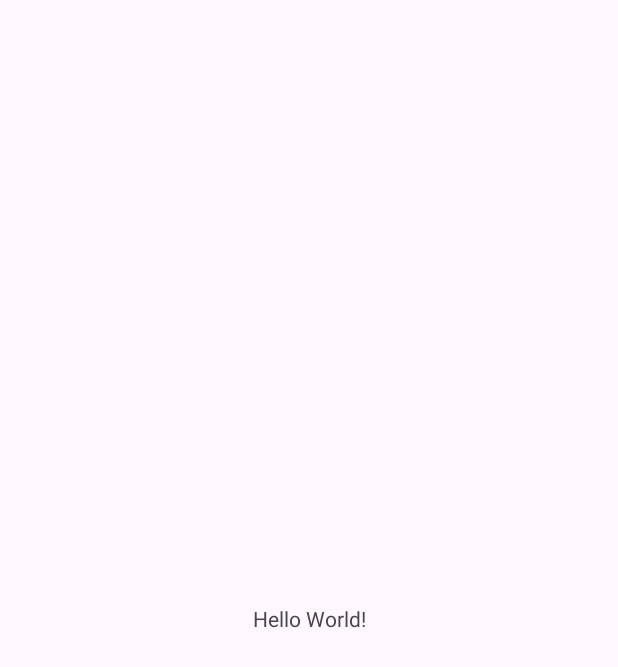
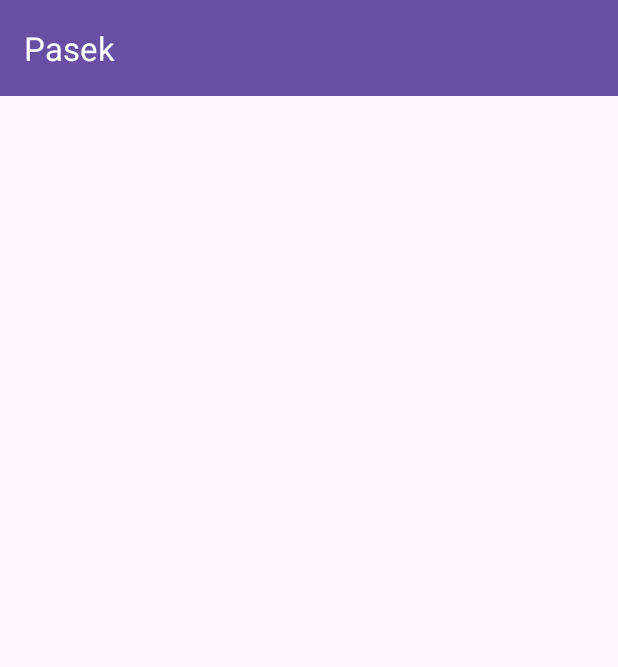
Before and after one commit to BroiDev/toolbar-menu-nawigacja, an Android app: the screen it shows after launch (MainActivity), on a phone screen of 412 x 824 dp. Before the commit the part shown is almost empty. Shown: the top 667 px of the screen. Run offline under Robolectric (Android 15) with nearby library versions, the phone set to English and light mode, and no system bars.

Commit message:
chore: motyw NoActionBar i Toolbar w ukladzie

```diff
--- /dev/null
+++ b/app/src/main/java/com/broidev/toolbar_menu_nawigacja/MainActivity.java
@@ -0,0 +1,16 @@
+package com.broidev.toolbar_menu_nawigacja;
+
+import android.os.Bundle;
+import androidx.appcompat.app.AppCompatActivity;
+import androidx.appcompat.widget.Toolbar;
+
+public class MainActivity extends AppCompatActivity {
+    @Override
+    protected void onCreate(Bundle savedInstanceState) {
+        super.onCreate(savedInstanceState);
+        setContentView(R.layout.activity_main);
+
+        Toolbar toolbar = findViewById(R.id.toolbar);
+        setSupportActionBar(toolbar);
+    }
+}
--- a/app/src/main/java/com/broidev/toolbar_menu_nawigacja/MainActivity.kt
+++ /dev/null
@@ -1,20 +0,0 @@
-package com.broidev.toolbar_menu_nawigacja
-
-import android.os.Bundle
-import androidx.activity.enableEdgeToEdge
-import androidx.appcompat.app.AppCompatActivity
-import androidx.core.view.ViewCompat
-import androidx.core.view.WindowInsetsCompat
-
-class MainActivity : AppCompatActivity() {
-    override fun onCreate(savedInstanceState: Bundle?) {
-        super.onCreate(savedInstanceState)
-        enableEdgeToEdge()
-        setContentView(R.layout.activity_main)
-        ViewCompat.setOnApplyWindowInsetsListener(findViewById(R.id.main)) { v, insets ->
-            val systemBars = insets.getInsets(WindowInsetsCompat.Type.systemBars())
-            v.setPadding(systemBars.left, systemBars.top, systemBars.right, systemBars.bottom)
-            insets
-        }
-    }
-}
--- a/app/src/main/res/layout/activity_main.xml
+++ b/app/src/main/res/layout/activity_main.xml
@@ -1,19 +1,19 @@
 <?xml version="1.0" encoding="utf-8"?>
-<androidx.constraintlayout.widget.ConstraintLayout xmlns:android="http://schemas.android.com/apk/res/android"
+<LinearLayout xmlns:android="http://schemas.android.com/apk/res/android"
     xmlns:app="http://schemas.android.com/apk/res-auto"
     xmlns:tools="http://schemas.android.com/tools"
     android:id="@+id/main"
     android:layout_width="match_parent"
     android:layout_height="match_parent"
+    android:orientation="vertical"
     tools:context=".MainActivity">
 
-    <TextView
-        android:layout_width="wrap_content"
-        android:layout_height="wrap_content"
-        android:text="Hello World!"
-        app:layout_constraintBottom_toBottomOf="parent"
-        app:layout_constraintEnd_toEndOf="parent"
-        app:layout_constraintStart_toStartOf="parent"
-        app:layout_constraintTop_toTopOf="parent" />
+    <androidx.appcompat.widget.Toolbar
+        android:id="@+id/toolbar"
+        android:layout_width="match_parent"
+        android:layout_height="?attr/actionBarSize"
+        android:background="?attr/colorPrimary"
+        app:theme="@style/ThemeOverlay.AppCompat.Dark.ActionBar"
+        app:titleTextColor="#FFFFFF" />
 
-</androidx.constraintlayout.widget.ConstraintLayout>
+</LinearLayout>
```
Also changed, not shown: app/src/main/res/values/strings.xml (+20 -1 lines).
